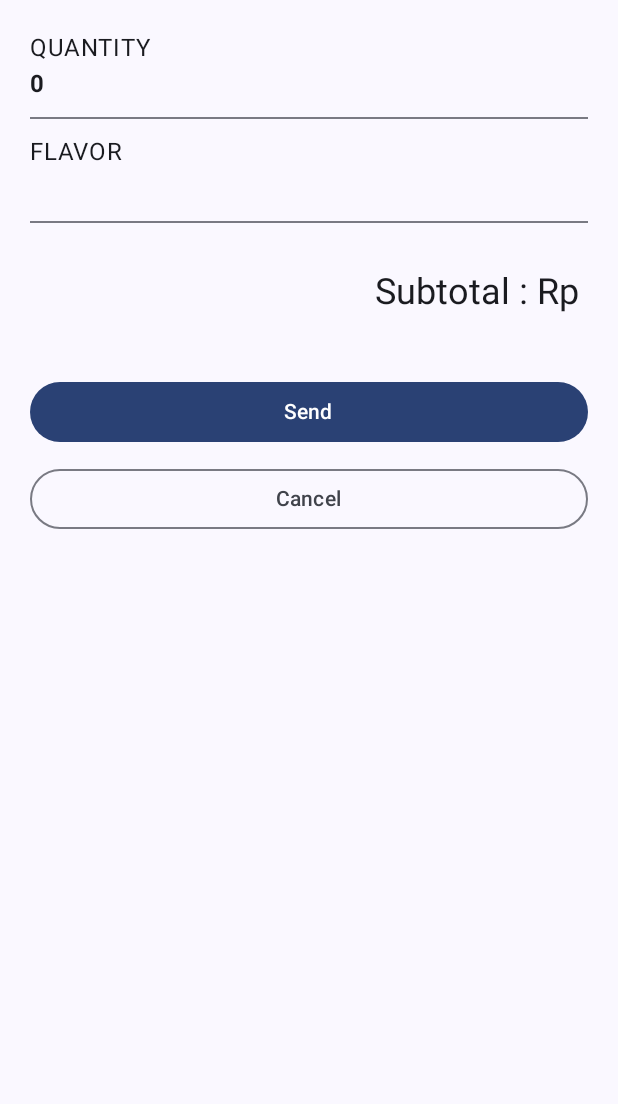
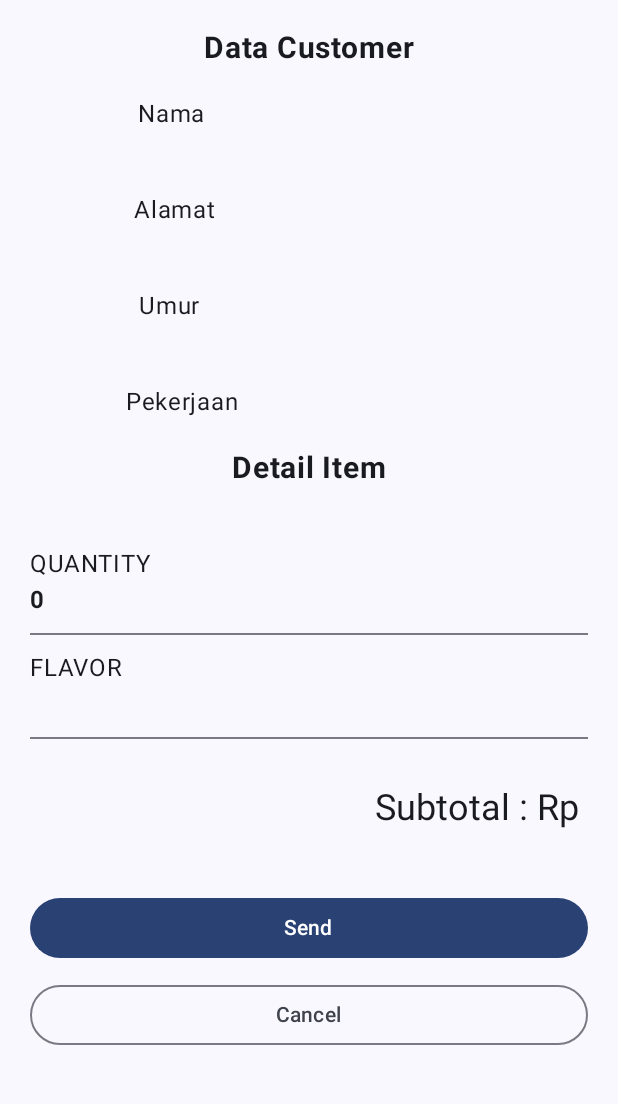
Before and after one commit to Ayash13/008_NavigationWithData, an Android app built with Jetpack Compose: the ThirdPage screen opened through its navigation route, on a phone screen of 412 x 824 dp, the part 96-1200 px from its top. Run offline under Robolectric (Android 15) with nearby library versions, the phone set to English and light mode, and no system bars.

Commit message:
Add customer detail page

```diff
--- a/app/src/main/java/com/example/cobarouting/data/OrderUIState.kt
+++ b/app/src/main/java/com/example/cobarouting/data/OrderUIState.kt
@@ -3,5 +3,9 @@ package com.example.cobarouting.data
 data class OrderUIState(
     val jumlah : Int = 0,
     val rasa : String = "",
-    val harga : String = ""
+    val harga : String = "",
+    val nama : String = "",
+    val alamat : String = "",
+    val umur : String = "",
+    val pekerjaan : String = "",
 )
--- a/app/src/main/java/com/example/cobarouting/ui/PageManager.kt
+++ b/app/src/main/java/com/example/cobarouting/ui/PageManager.kt
@@ -29,6 +29,7 @@ import com.example.cobarouting.data.DataSource.flavors
 
 enum class PageManager {
     Home,
+    Customer,
     Rasa,
     Summary
 }
@@ -82,12 +83,23 @@ fun IceTeaApp(
         ) {
             composable(route = PageManager.Home.name) {
                 HomePage(
-                    onNextButtonClicked = { navController.navigate(PageManager.Rasa.name) }
+                    onNextButtonClicked = { navController.navigate(PageManager.Customer.name) }
+                )
+            }
+            composable(PageManager.Customer.name){
+                FirstPage(
+                    goToNextPage = {
+                        viewModel.setContent(it)
+                        navController.navigate(PageManager.Rasa.name)
+                    }
                 )
             }
             composable(route = PageManager.Rasa.name) {
                 val context = LocalContext.current
-                FirstPage(
+                SecondPage(
+                    goToNextPage = {
+                        viewModel.setContent(it)
+                    },
                     pilihanRasa = flavors.map { id -> context.resources.getString(id) },
                     onSelectionChanged = { viewModel.setRasa(it) },
                     onConfirmButtonClicked = { viewModel.setJumlah(it) },
@@ -100,7 +112,7 @@ fun IceTeaApp(
                     })
             }
             composable(route = PageManager.Summary.name) {
-                SecondPage(orderUIState = uiState, onCancelButtonClicked = {
+                ThirdPage(orderUIState = uiState, onCancelButtonClicked = {
                     cancelOrderAndNavigateToRasa(
                         navController
                     )
--- a/app/src/main/java/com/example/cobarouting/ui/SecondPage.kt
+++ b/app/src/main/java/com/example/cobarouting/ui/SecondPage.kt
@@ -3,73 +3,124 @@ package com.example.cobarouting.ui
 import androidx.compose.foundation.layout.Arrangement
 import androidx.compose.foundation.layout.Column
 import androidx.compose.foundation.layout.Row
-import androidx.compose.foundation.layout.Spacer
 import androidx.compose.foundation.layout.fillMaxWidth
-import androidx.compose.foundation.layout.height
 import androidx.compose.foundation.layout.padding
 import androidx.compose.foundation.layout.width
+import androidx.compose.foundation.selection.selectable
+import androidx.compose.foundation.text.KeyboardOptions
 import androidx.compose.material3.Button
 import androidx.compose.material3.Divider
+import androidx.compose.material3.ExperimentalMaterial3Api
+import androidx.compose.material3.MaterialTheme
 import androidx.compose.material3.OutlinedButton
+import androidx.compose.material3.OutlinedTextField
+import androidx.compose.material3.RadioButton
 import androidx.compose.material3.Text
 import androidx.compose.runtime.Composable
+import androidx.compose.runtime.getValue
+import androidx.compose.runtime.mutableStateOf
+import androidx.compose.runtime.saveable.rememberSaveable
+import androidx.compose.runtime.setValue
 import androidx.compose.ui.Alignment
 import androidx.compose.ui.Modifier
 import androidx.compose.ui.res.dimensionResource
 import androidx.compose.ui.res.stringResource
-import androidx.compose.ui.text.font.FontWeight
+import androidx.compose.ui.text.input.KeyboardType
+import androidx.compose.ui.unit.dp
 import com.example.cobarouting.R
-import com.example.cobarouting.data.OrderUIState
-import com.example.cobarouting.ui.komponen.PriceTagFormat
 
+@OptIn(ExperimentalMaterial3Api::class)
 @Composable
 fun SecondPage(
-    orderUIState: OrderUIState,
+    pilihanRasa: List<String>,
+    onSelectionChanged: (String) -> Unit,
+    onConfirmButtonClicked: (Int) -> Unit,
+    onNextButtonClicked: () -> Unit,
     onCancelButtonClicked: () -> Unit,
     modifier: Modifier = Modifier,
+    goToNextPage: (MutableList<String>) -> Unit,
 ) {
-    val items = listOf(
-        Pair(stringResource(R.string.quantity), orderUIState.jumlah),
-        Pair(stringResource(R.string.flavor), orderUIState.rasa),
-    )
-    Column(
-        modifier = modifier,
-        verticalArrangement = Arrangement.SpaceBetween
-    ) {
-        Column(
-            modifier = Modifier.padding(dimensionResource(R.dimen.padding_medium)),
-            verticalArrangement = Arrangement.spacedBy(
-                dimensionResource(R.dimen.padding_small)
+    var selectedFlavor by rememberSaveable {
+        mutableStateOf("")
+    }
+
+    var textTotalOrder by rememberSaveable {
+        mutableStateOf("")
+    }
+
+    Column(modifier = modifier, verticalArrangement = Arrangement.SpaceBetween) {
+        Column(modifier = Modifier.padding(dimensionResource(R.dimen.padding_medium))) {
+            pilihanRasa.forEach { item ->
+                Row(modifier = Modifier.selectable(
+                    selected = selectedFlavor == item,
+                    onClick = {
+                        selectedFlavor = item
+                        onSelectionChanged(item)
+                    }
+                ),
+                    verticalAlignment = Alignment.CenterVertically
+                ) {
+                    RadioButton(selected = selectedFlavor == item,
+                        onClick = {
+                            selectedFlavor = item
+                            onSelectionChanged(item)
+                        }
+                    )
+                    Text(item)
+                }
+            }
+            Divider(
+                thickness = dimensionResource(R.dimen.thickness_divider),
+                modifier = Modifier.padding(bottom = dimensionResource(R.dimen.padding_medium))
             )
-        ) {
-            items.forEach { item ->
-                Column {
-                    Text(item.first.uppercase())
-                    Text(text = item.second.toString(), fontWeight = FontWeight.Bold)
+            Row(
+                modifier = Modifier
+                    .fillMaxWidth()
+                    .padding(dimensionResource(R.dimen.padding_medium))
+                    .weight(1f, false),
+                horizontalArrangement = Arrangement.spacedBy(dimensionResource(R.dimen.padding_small))
+            ) {
+                OutlinedTextField(
+                    value = textTotalOrder,
+                    onValueChange = { textTotalOrder = it },
+                    modifier = Modifier.width(150.dp),
+                    label = { Text("Jumlah Order") },
+                    singleLine = true,
+                    shape = MaterialTheme.shapes.large,
+                    keyboardOptions = KeyboardOptions(keyboardType = KeyboardType.Number)
+                )
+                Button(
+                    onClick = { onConfirmButtonClicked(textTotalOrder.toInt()) },
+                    enabled = textTotalOrder.isNotEmpty(),
+                ) {
+                    Text(stringResource(R.string.confirm))
                 }
-                Divider(thickness = dimensionResource(R.dimen.thickness_divider))
+
             }
-            Spacer(modifier = Modifier.height(dimensionResource(R.dimen.padding_small)))
-            PriceTagFormat(
-                subtotal = orderUIState.harga,
-                modifier = Modifier.align(Alignment.End)
+            Divider(
+                thickness = dimensionResource(R.dimen.thickness_divider),
+                modifier = Modifier.padding(bottom = dimensionResource(R.dimen.padding_medium))
             )
-        }
-        Row(
-            modifier = Modifier
-                .weight(1f, false)
-                .padding(dimensionResource(R.dimen.padding_medium))
-        ) {
-            Column(verticalArrangement = Arrangement.spacedBy(dimensionResource(R.dimen.padding_small)))
-            {
-                Button(onClick = {}, modifier = Modifier.fillMaxWidth()) {
-                    Text(stringResource(R.string.send))
-                }
+            Row(
+                modifier = Modifier
+                    .fillMaxWidth()
+                    .padding(dimensionResource(R.dimen.padding_medium))
+                    .weight(1f, false),
+                horizontalArrangement = Arrangement.spacedBy(dimensionResource(R.dimen.padding_medium)),
+                verticalAlignment = Alignment.Bottom
+            ) {
                 OutlinedButton(
                     onClick = onCancelButtonClicked,
-                    modifier = Modifier.fillMaxWidth()
+                    modifier = Modifier.weight(1f)
                 ) {
-                    Text(stringResource(R.string.cancel))
+                    Text(stringResource(id = R.string.cancel))
+                }
+                Button(
+                    onClick = onNextButtonClicked,
+                    modifier = Modifier.weight(1f),
+                    enabled = textTotalOrder.isNotEmpty(),
+                ) {
+                    Text(stringResource(R.string.next))
                 }
             }
         }
--- /dev/null
+++ b/app/src/main/java/com/example/cobarouting/ui/ThirdPage.kt
@@ -0,0 +1,120 @@
+package com.example.cobarouting.ui
+
+import androidx.compose.foundation.layout.Arrangement
+import androidx.compose.foundation.layout.Column
+import androidx.compose.foundation.layout.Row
+import androidx.compose.foundation.layout.Spacer
+import androidx.compose.foundation.layout.fillMaxWidth
+import androidx.compose.foundation.layout.height
+import androidx.compose.foundation.layout.padding
+import androidx.compose.material3.Button
+import androidx.compose.material3.Divider
+import androidx.compose.material3.OutlinedButton
+import androidx.compose.material3.Text
+import androidx.compose.runtime.Composable
+import androidx.compose.ui.Alignment
+import androidx.compose.ui.Modifier
+import androidx.compose.ui.res.dimensionResource
+import androidx.compose.ui.res.stringResource
+import androidx.compose.ui.text.font.FontWeight
+import androidx.compose.ui.unit.dp
+import androidx.compose.ui.unit.sp
+import com.example.cobarouting.R
+import com.example.cobarouting.data.OrderUIState
+import com.example.cobarouting.ui.komponen.PriceTagFormat
+
+@Composable
+fun ThirdPage(
+    orderUIState: OrderUIState,
+    onCancelButtonClicked: () -> Unit,
+    modifier: Modifier = Modifier
+) {
+    val items = listOf(
+        Pair(stringResource(R.string.quantity), orderUIState.jumlah),
+        Pair(stringResource(R.string.flavor), orderUIState.rasa),
+    )
+    Column(
+        modifier = modifier,
+        verticalArrangement = Arrangement.SpaceBetween
+    ) {
+        Column(
+
+            verticalArrangement = Arrangement.Center,
+            horizontalAlignment = Alignment.CenterHorizontally
+        ) {
+            Text(
+                text = "Data Customer",
+                modifier = Modifier.padding(20.dp),
+                fontSize = 20.sp,
+                fontWeight = FontWeight.Bold
+            )
+            Row (modifier = Modifier.fillMaxWidth(), verticalAlignment = Alignment.CenterVertically, horizontalArrangement = Arrangement.SpaceAround){
+                Text(stringResource(id = R.string.nama))
+                Text(orderUIState.nama)
+            }
+            Spacer(modifier = Modifier.padding(20.dp))
+            Row (modifier = Modifier.fillMaxWidth(), verticalAlignment = Alignment.CenterVertically, horizontalArrangement = Arrangement.SpaceAround){
+                Text(stringResource(id = R.string.alamat))
+                Text(orderUIState.alamat)
+            }
+            Spacer(modifier = Modifier.padding(20.dp))
+            Row (modifier = Modifier.fillMaxWidth(), verticalAlignment = Alignment.CenterVertically, horizontalArrangement = Arrangement.SpaceAround){
+                Text(stringResource(id = R.string.umur))
+                Text(orderUIState.umur)
+            }
+            Spacer(modifier = Modifier.padding(20.dp))
+            Row (modifier = Modifier.fillMaxWidth(), verticalAlignment = Alignment.CenterVertically, horizontalArrangement = Arrangement.SpaceAround){
+                Text(stringResource(id = R.string.pekerjaan))
+                Text(orderUIState.pekerjaan)
+            }
+            Text(
+                text = "Detail Item",
+                modifier = Modifier.padding(20.dp),
+                fontSize = 20.sp,
+                fontWeight = FontWeight.Bold
+            )
+
+        }
+
+        Column(
+            modifier = Modifier.padding(dimensionResource(R.dimen.padding_medium)),
+            verticalArrangement = Arrangement.spacedBy(
+                dimensionResource(R.dimen.padding_small)
+            )
+        ) {
+            items.forEach { item ->
+                Column {
+                    Text(item.first.uppercase())
+                    Text(text = item.second.toString(), fontWeight = FontWeight.Bold)
+                }
+                Divider(thickness = dimensionResource(R.dimen.thickness_divider))
+            }
+            Spacer(modifier = Modifier.height(dimensionResource(R.dimen.padding_small)))
+            PriceTagFormat(
+                subtotal = orderUIState.harga,
+                modifier = Modifier.align(Alignment.End)
+            )
+        }
+        Row(
+            modifier = Modifier
+                .weight(1f, false)
+                .padding(dimensionResource(R.dimen.padding_medium))
+        ) {
+            Column(verticalArrangement = Arrangement.spacedBy(dimensionResource(R.dimen.padding_small)))
+            {
+                Button(onClick = {
+
+                }, modifier = Modifier.fillMaxWidth()) {
+                    Text(stringResource(R.string.send))
+                }
+                OutlinedButton(
+                    onClick = onCancelButtonClicked,
+                    modifier = Modifier.fillMaxWidth()
+                ) {
+                    Text(stringResource(R.string.cancel))
+                }
+            }
+        }
+
+    }
+}
--- a/app/src/main/res/values/strings.xml
+++ b/app/src/main/res/values/strings.xml
@@ -15,4 +15,8 @@
     <string name="flavor">Flavor</string>
     <string name="subtotal">Subtotal : Rp %s</string>
     <string name="total_price">Total : Rp %s</string>
+    <string name="nama">Nama</string>
+    <string name="alamat">Alamat</string>
+    <string name="umur">Umur</string>
+    <string name="pekerjaan">Pekerjaan</string>
 </resources>
```
Also changed, not shown: app/src/main/java/com/example/cobarouting/ui/FirstPage.kt (+64 -88 lines), app/src/main/java/com/example/cobarouting/ui/OrderViewModel.kt (+9 -0 lines).
